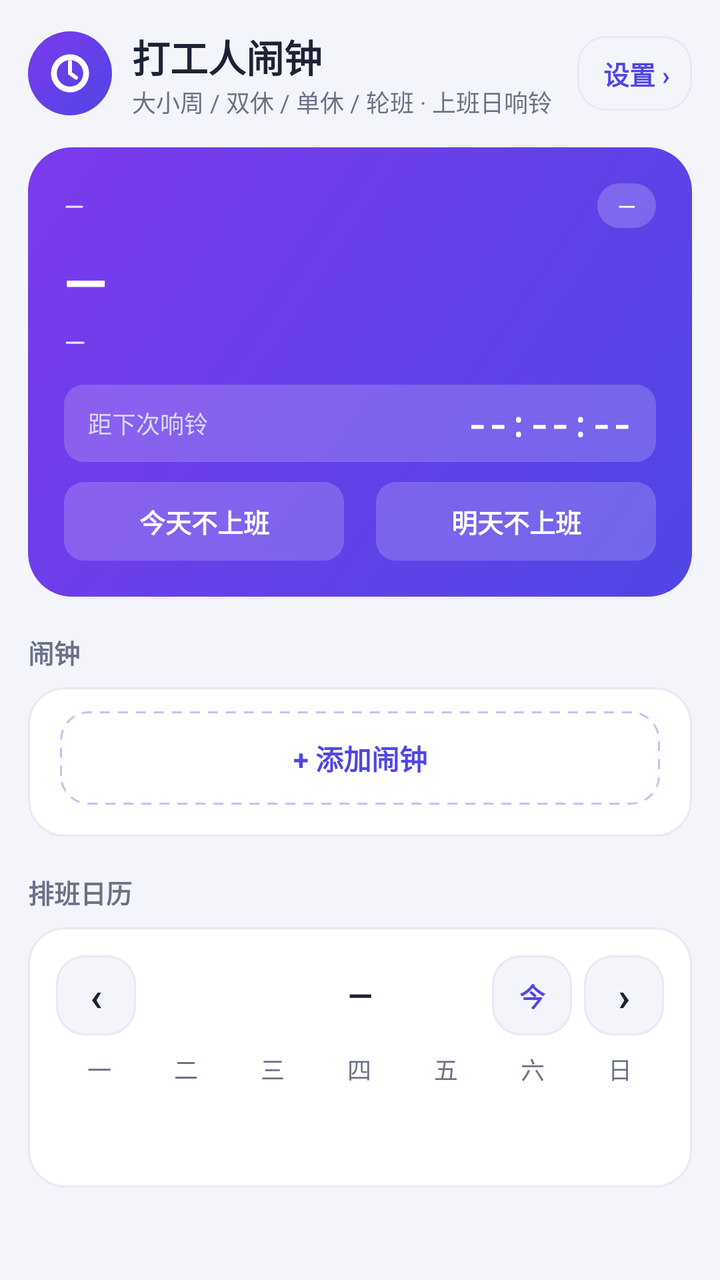
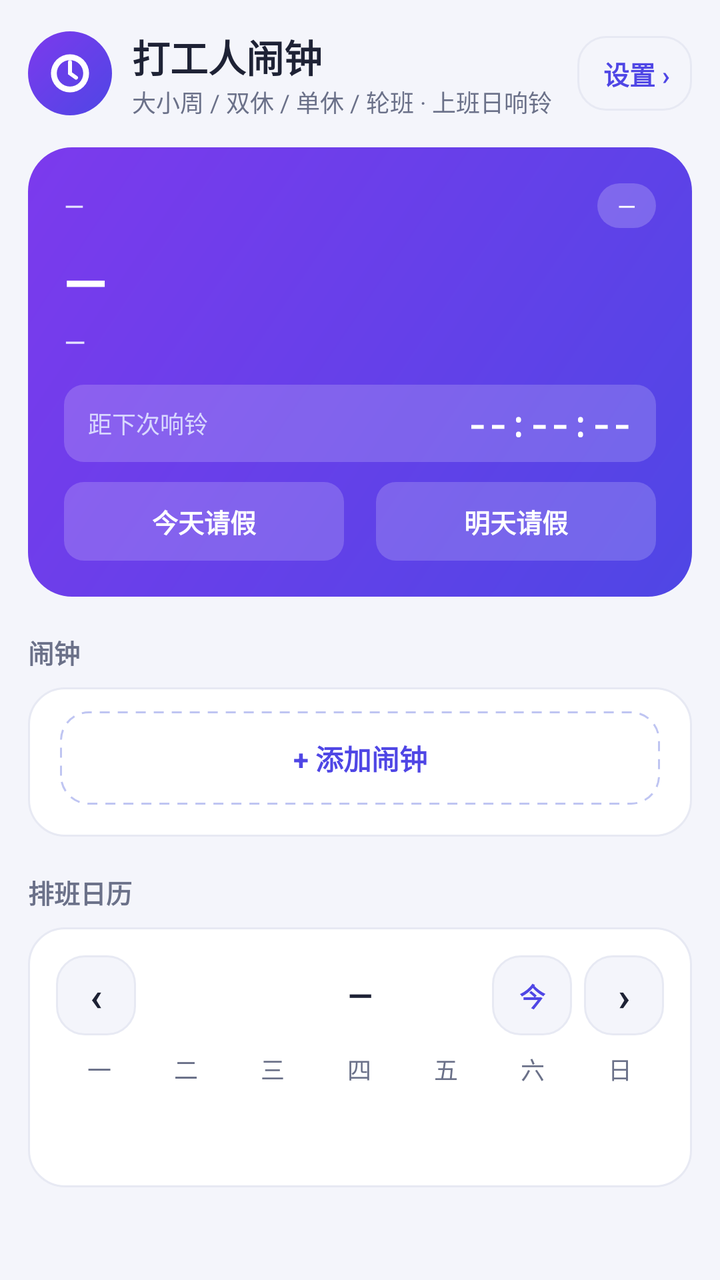

The first picture is an Android layout as it rendered before a commit; the second is the same layout after the commit. The layout source and the unified diff follow.
<!-- AndroidManifest.xml: application theme Theme.WeekdayAlarm -->
<!-- res/layout/activity_main.xml -->
<?xml version="1.0" encoding="utf-8"?>
<ScrollView xmlns:android="http://schemas.android.com/apk/res/android"
    android:layout_width="match_parent"
    android:layout_height="match_parent"
    android:background="@color/bg"
    android:fitsSystemWindows="true">

    <LinearLayout
        android:layout_width="match_parent"
        android:layout_height="wrap_content"
        android:orientation="vertical"
        android:padding="14dp">

        
        <LinearLayout
            android:layout_width="match_parent"
            android:layout_height="wrap_content"
            android:orientation="horizontal"
            android:gravity="center_vertical"
            android:layout_marginBottom="14dp">

            <ImageView
                android:layout_width="42dp"
                android:layout_height="42dp"
                android:background="@drawable/bg_hero"
                android:padding="@dimen/space_8"
                android:contentDescription="@null"
                android:src="@drawable/ic_clock_white" />

            <LinearLayout
                android:layout_width="0dp"
                android:layout_height="wrap_content"
                android:layout_weight="1"
                android:orientation="vertical"
                android:layout_marginStart="@dimen/space_10">

                <TextView
                    android:layout_width="wrap_content"
                    android:layout_height="wrap_content"
                    android:text="打工人闹钟"
                    android:textColor="@color/ink"
                    android:textSize="19sp"
                    android:textStyle="bold" />

                
                <TextView
                    android:layout_width="wrap_content"
                    android:layout_height="wrap_content"
                    android:text="大小周 / 双休 / 单休 / 轮班 · 上班日响铃"
                    android:textColor="@color/sub"
                    android:textSize="12sp" />
            </LinearLayout>

            
            <TextView
                android:id="@+id/btn_settings_entry"
                android:layout_width="wrap_content"
                android:layout_height="wrap_content"
                android:layout_marginStart="@dimen/space_8"
                android:background="@drawable/bg_time_outline"
                android:clickable="true"
                android:focusable="true"
                android:paddingStart="13dp"
                android:paddingEnd="11dp"
                android:paddingTop="9dp"
                android:paddingBottom="9dp"
                android:text="设置 ›"
                android:textColor="@color/indigo"
                android:textSize="13sp"
                android:textStyle="bold" />
        </LinearLayout>

        
        <LinearLayout
            android:id="@+id/row_ringing"
            android:layout_width="match_parent"
            android:layout_height="wrap_content"
            android:layout_marginTop="@dimen/space_12"
            android:background="@drawable/bg_card"
            android:gravity="center_vertical"
            android:minHeight="52dp"
            android:orientation="horizontal"
            android:paddingStart="@dimen/space_16"
            android:paddingEnd="@dimen/space_12"
            android:visibility="gone">

            <TextView
                android:layout_width="0dp"
                android:layout_height="wrap_content"
                android:layout_weight="1"
                android:text="闹钟正在响"
                android:textColor="@color/danger"
                android:textSize="15sp"
                android:textStyle="bold" />

            <TextView
                android:id="@+id/btn_stop_ringing"
                android:layout_width="wrap_content"
                android:layout_height="wrap_content"
                android:background="@drawable/bg_time_outline"
                android:clickable="true"
                android:focusable="true"
                android:paddingStart="18dp"
                android:paddingTop="@dimen/space_8"
                android:paddingEnd="18dp"
                android:paddingBottom="@dimen/space_8"
                android:text="停止"
                android:textColor="@color/ink"
                android:textSize="14sp"
                android:textStyle="bold" />
        </LinearLayout>

        
        <LinearLayout
            android:layout_width="match_parent"
            android:layout_height="wrap_content"
            android:orientation="vertical"
            android:background="@drawable/bg_hero"
            android:padding="18dp">

            <LinearLayout
                android:layout_width="match_parent"
                android:layout_height="wrap_content"
                android:orientation="horizontal"
                android:gravity="center_vertical">

                
                <LinearLayout
                    android:layout_width="0dp"
                    android:layout_height="wrap_content"
                    android:layout_weight="1"
                    android:orientation="vertical">

                    <TextView
                        android:id="@+id/tv_today_date"
                        android:layout_width="wrap_content"
                        android:layout_height="wrap_content"
                        android:text="—"
                        android:textColor="#E6E4FF"
                        android:textSize="13sp" />

                    <TextView
                        android:id="@+id/tv_today_lunar"
                        android:layout_width="wrap_content"
                        android:layout_height="wrap_content"
                        android:layout_marginTop="1dp"
                        android:text=""
                        android:textColor="#C9CEFD"
                        android:textSize="11sp"
                        android:visibility="gone" />
                </LinearLayout>

                <TextView
                    android:id="@+id/tv_week_chip"
                    style="@style/WeekChip"
                    android:layout_width="wrap_content"
                    android:layout_height="wrap_content"
                    android:text="—" />
            </LinearLayout>

            <TextView
                android:id="@+id/tv_today_status"
                android:layout_width="wrap_content"
                android:layout_height="wrap_content"
                android:layout_marginTop="@dimen/space_8"
                android:text="—"
                android:textColor="@color/white"
                android:textSize="28sp"
                android:textStyle="bold" />

            <TextView
                android:id="@+id/tv_today_sub"
                android:layout_width="match_parent"
                android:layout_height="wrap_content"
                android:layout_marginTop="@dimen/space_2"
                android:text="—"
                android:textColor="#E6E4FF"
                android:textSize="14sp"
                android:lineSpacingMultiplier="1.15" />

            
            <TextView
                android:id="@+id/tv_holiday_countdown"
                android:layout_width="match_parent"
                android:layout_height="wrap_content"
                android:layout_marginTop="@dimen/space_2"
                android:text=""
                android:textColor="#C9CEFD"
                android:textSize="12sp"
                android:visibility="gone" />

            
            <LinearLayout
                android:id="@+id/box_countdown"
                android:layout_width="match_parent"
                android:layout_height="wrap_content"
                android:layout_marginTop="@dimen/space_12"
                android:background="@drawable/bg_hero_pill"
                android:gravity="center_vertical"
                android:orientation="horizontal"
                android:paddingStart="@dimen/space_12"
                android:paddingEnd="@dimen/space_12"
                android:paddingTop="@dimen/space_8"
                android:paddingBottom="@dimen/space_8">

                <TextView
                    android:id="@+id/tv_countdown_label"
                    android:layout_width="0dp"
                    android:layout_height="wrap_content"
                    android:layout_weight="1"
                    android:ellipsize="end"
                    android:maxLines="1"
                    android:text="距下次响铃"
                    android:textColor="#D9D8FF"
                    android:textSize="12sp" />

                <TextView
                    android:id="@+id/tv_countdown"
                    android:layout_width="wrap_content"
                    android:layout_height="wrap_content"
                    android:fontFamily="monospace"
                    android:text="--:--:--"
                    android:textColor="@color/white"
                    android:textSize="17sp"
                    android:textStyle="bold" />
            </LinearLayout>

            
            <LinearLayout
                android:layout_width="match_parent"
                android:layout_height="wrap_content"
                android:layout_marginTop="@dimen/space_10"
                android:orientation="horizontal">

                <TextView
                    android:id="@+id/btn_day_off"
                    android:layout_width="0dp"
                    android:layout_height="wrap_content"
                    android:layout_weight="1"
                    android:background="@drawable/bg_hero_pill"
                    android:clickable="true"
                    android:focusable="true"
                    android:gravity="center"
                    android:maxLines="1"
                    android:paddingTop="@dimen/space_10"
                    android:paddingBottom="@dimen/space_10"
                    android:text="今天不上班"
                    android:textColor="@color/white"
                    android:textSize="13sp"
                    android:textStyle="bold" />

                <TextView
                    android:id="@+id/btn_day_off_tomorrow"
                    android:layout_width="0dp"
                    android:layout_height="wrap_content"
                    android:layout_weight="1"
                    android:layout_marginStart="@dimen/space_16"
                    android:background="@drawable/bg_hero_pill"
                    android:clickable="true"
                    android:focusable="true"
                    android:gravity="center"
                    android:maxLines="1"
                    android:paddingTop="@dimen/space_10"
                    android:paddingBottom="@dimen/space_10"
                    android:text="明天不上班"
                    android:textColor="@color/white"
                    android:textSize="13sp"
                    android:textStyle="bold" />

            </LinearLayout>

        </LinearLayout>

        
        <LinearLayout
            android:id="@+id/row_update"
            android:layout_width="match_parent"
            android:layout_height="wrap_content"
            android:layout_marginTop="@dimen/space_12"
            android:background="@drawable/bg_card"
            android:clickable="true"
            android:focusable="true"
            android:gravity="center_vertical"
            android:minHeight="44dp"
            android:orientation="horizontal"
            android:paddingStart="@dimen/space_16"
            android:paddingEnd="@dimen/space_6"
            android:visibility="gone">

            <TextView
                android:id="@+id/tv_update"
                android:layout_width="0dp"
                android:layout_height="wrap_content"
                android:layout_weight="1"
                android:ellipsize="end"
                android:maxLines="1"
                android:textColor="@color/ink"
                android:textSize="13sp" />

            <TextView
                android:id="@+id/btn_update_close"
                android:layout_width="40dp"
                android:layout_height="wrap_content"
                android:background="?attr/selectableItemBackgroundBorderless"
                android:clickable="true"
                android:contentDescription="不再提示"
                android:focusable="true"
                android:gravity="center"
                android:minHeight="40dp"
                android:text="×"
                android:textColor="@color/sub"
                android:textSize="18sp" />
        </LinearLayout>

        
        <LinearLayout
            android:id="@+id/row_crash"
            android:layout_width="match_parent"
            android:layout_height="wrap_content"
            android:layout_marginTop="@dimen/space_12"
            android:background="@drawable/bg_card"
            android:clickable="true"
            android:focusable="true"
            android:gravity="center_vertical"
            android:minHeight="44dp"
            android:orientation="horizontal"
            android:paddingStart="@dimen/space_16"
            android:paddingEnd="@dimen/space_6"
            android:visibility="gone">

            <TextView
                android:id="@+id/tv_crash"
                android:layout_width="0dp"
                android:layout_height="wrap_content"
                android:layout_weight="1"
                android:ellipsize="end"
                android:maxLines="1"
                android:text="@string/crash_notice"
                android:textColor="@color/ink"
                android:textSize="13sp" />

            <TextView
                android:id="@+id/btn_crash_close"
                android:layout_width="40dp"
                android:layout_height="wrap_content"
                android:background="?attr/selectableItemBackgroundBorderless"
                android:clickable="true"
                android:contentDescription="@string/crash_notice_close"
                android:focusable="true"
                android:gravity="center"
                android:minHeight="40dp"
                android:text="×"
                android:textColor="@color/sub"
                android:textSize="18sp" />
        </LinearLayout>

        
        <TextView
            style="@style/SectionTitle"
            android:layout_width="wrap_content"
            android:layout_height="wrap_content"
            android:layout_marginTop="18dp"
            android:layout_marginBottom="@dimen/space_8"
            android:text="闹钟" />

        <LinearLayout
            android:layout_width="match_parent"
            android:layout_height="wrap_content"
            android:background="@drawable/bg_card"
            android:orientation="vertical">

            
            <LinearLayout
                android:id="@+id/alarm_list"
                android:layout_width="match_parent"
                android:layout_height="wrap_content"
                android:orientation="vertical"
                android:paddingStart="@dimen/space_16"
                android:paddingEnd="@dimen/space_12" />

            <TextView
                android:id="@+id/btn_add_alarm"
                android:layout_width="match_parent"
                android:layout_height="wrap_content"
                android:layout_marginStart="@dimen/space_16"
                android:layout_marginEnd="@dimen/space_16"
                android:layout_marginTop="@dimen/space_12"
                android:layout_marginBottom="@dimen/space_16"
                android:background="@drawable/bg_add_alarm"
                android:clickable="true"
                android:focusable="true"
                android:gravity="center"
                android:padding="13dp"
                android:text="+ 添加闹钟"
                android:textColor="@color/indigo"
                android:textSize="14sp"
                android:textStyle="bold" />
        </LinearLayout>

        
        <TextView
            style="@style/SectionTitle"
            android:layout_width="wrap_content"
            android:layout_height="wrap_content"
            android:layout_marginTop="18dp"
            android:layout_marginBottom="@dimen/space_8"
            android:text="排班日历" />

        <LinearLayout
            android:id="@+id/calendar_card"
            android:layout_width="match_parent"
            android:layout_height="wrap_content"
            android:background="@drawable/bg_card"
            android:orientation="vertical"
            android:padding="14dp">

            
            <FrameLayout
                android:layout_width="match_parent"
                android:layout_height="wrap_content"
                android:minHeight="40dp">

                <TextView
                    android:id="@+id/btn_prev"
                    android:layout_width="40dp"
                    android:layout_height="wrap_content"
                    android:layout_gravity="start|center_vertical"
                    android:background="@drawable/bg_time_outline"
                    android:clickable="true"
                    android:contentDescription="上个月"
                    android:focusable="true"
                    android:gravity="center"
                    android:minHeight="40dp"
                    android:text="‹"
                    android:textColor="@color/ink"
                    android:textSize="20sp"
                    android:textStyle="bold" />

                <TextView
                    android:id="@+id/tv_cal_title"
                    android:layout_width="match_parent"
                    android:layout_height="wrap_content"
                    android:layout_gravity="center"
                    android:layout_marginStart="90dp"
                    android:layout_marginEnd="90dp"
                    android:ellipsize="end"
                    android:gravity="center"
                    android:maxLines="1"
                    android:text="—"
                    android:textColor="@color/ink"
                    android:textSize="16sp"
                    android:textStyle="bold" />

                <LinearLayout
                    android:layout_width="wrap_content"
                    android:layout_height="wrap_content"
                    android:layout_gravity="end|center_vertical"
                    android:gravity="center_vertical"
                    android:orientation="horizontal">

                    
                    <TextView
                        android:id="@+id/btn_today"
                        android:layout_width="40dp"
                        android:layout_height="wrap_content"
                        android:layout_marginEnd="@dimen/space_6"
                        android:background="@drawable/bg_time_outline"
                        android:clickable="true"
                        android:contentDescription="回到本月"
                        android:focusable="true"
                        android:gravity="center"
                        android:minHeight="40dp"
                        android:text="今"
                        android:textColor="@color/indigo"
                        android:textSize="13sp"
                        android:textStyle="bold" />

                    <TextView
                        android:id="@+id/btn_next"
                        android:layout_width="40dp"
                        android:layout_height="wrap_content"
                        android:background="@drawable/bg_time_outline"
                        android:clickable="true"
                        android:contentDescription="下个月"
                        android:focusable="true"
                        android:gravity="center"
                        android:minHeight="40dp"
                        android:text="›"
                        android:textColor="@color/ink"
                        android:textSize="20sp"
                        android:textStyle="bold" />
                </LinearLayout>
            </FrameLayout>

            
            <LinearLayout
                android:layout_width="match_parent"
                android:layout_height="wrap_content"
                android:layout_marginTop="@dimen/space_8"
                android:orientation="horizontal">

                <TextView
                    android:id="@+id/cal_dow_0"
                    style="@style/FieldHint"
                    android:layout_width="0dp"
                    android:layout_height="wrap_content"
                    android:layout_weight="1"
                    android:gravity="center"
                    android:text="一" />

                <TextView
                    android:id="@+id/cal_dow_1"
                    style="@style/FieldHint"
                    android:layout_width="0dp"
                    android:layout_height="wrap_content"
                    android:layout_weight="1"
                    android:gravity="center"
                    android:text="二" />

                <TextView
                    android:id="@+id/cal_dow_2"
                    style="@style/FieldHint"
                    android:layout_width="0dp"
                    android:layout_height="wrap_content"
                    android:layout_weight="1"
                    android:gravity="center"
                    android:text="三" />

                <TextView
                    android:id="@+id/cal_dow_3"
                    style="@style/FieldHint"
                    android:layout_width="0dp"
                    android:layout_height="wrap_content"
                    android:layout_weight="1"
                    android:gravity="center"
                    android:text="四" />

                <TextView
                    android:id="@+id/cal_dow_4"
                    style="@style/FieldHint"
                    android:layout_width="0dp"
                    android:layout_height="wrap_content"
                    android:layout_weight="1"
                    android:gravity="center"
                    android:text="五" />

                <TextView
                    android:id="@+id/cal_dow_5"
                    style="@style/FieldHint"
                    android:layout_width="0dp"
                    android:layout_height="wrap_content"
                    android:layout_weight="1"
                    android:gravity="center"
                    android:text="六" />

                <TextView
                    android:id="@+id/cal_dow_6"
                    style="@style/FieldHint"
                    android:layout_width="0dp"
                    android:layout_height="wrap_content"
                    android:layout_weight="1"
                    android:gravity="center"
                    android:text="日" />
            </LinearLayout>

            
            <LinearLayout
                android:id="@+id/cal_rows"
                android:layout_width="match_parent"
                android:layout_height="wrap_content"
                android:orientation="vertical" />

            
            <TextView
                android:id="@+id/tv_cal_hint"
                android:layout_width="wrap_content"
                android:layout_height="wrap_content"
                android:layout_gravity="center_horizontal"
                android:layout_marginTop="@dimen/space_10"
                android:background="@drawable/bg_cal_hint"
                android:clickable="true"
                android:focusable="true"
                android:paddingStart="14dp"
                android:paddingEnd="14dp"
                android:paddingTop="7dp"
                android:paddingBottom="7dp"
                android:text="点任意一天，标请假 / 加班"
                android:textColor="@color/indigo"
                android:textSize="12sp"
                android:visibility="gone" />

            
            <TextView
                android:id="@+id/tv_cal_stats"
                android:layout_width="match_parent"
                android:layout_height="wrap_content"
                android:layout_marginTop="@dimen/space_10"
                android:textColor="@color/sub"
                android:textSize="12sp" />

            
            <LinearLayout
                android:id="@+id/legend_row"
                android:layout_width="match_parent"
                android:layout_height="wrap_content"
                android:layout_marginTop="@dimen/space_10"
                android:orientation="vertical" />
        </LinearLayout>

        

    </LinearLayout>
</ScrollView>
<!-- resources referenced by this layout -->
<resources>
  <color name="bg">#F4F5FB</color>
  <color name="danger">#DC2626</color>
  <color name="indigo">#4F46E5</color>
  <color name="ink">#1E2235</color>
  <color name="sub">#6B7189</color>
  <color name="white">#FFFFFFFF</color>
  <dimen name="space_10">10dp</dimen>
  <dimen name="space_12">12dp</dimen>
  <dimen name="space_16">16dp</dimen>
  <dimen name="space_2">2dp</dimen>
  <dimen name="space_6">6dp</dimen>
  <dimen name="space_8">8dp</dimen>
  <!-- drawable bg_card (drawable) -->
  <?xml version="1.0" encoding="utf-8"?>
  <shape xmlns:android="http://schemas.android.com/apk/res/android"
      android:shape="rectangle">
      <solid android:color="@color/card" />
      <corners android:radius="@dimen/radius_card" />
      <stroke android:width="1dp" android:color="@color/line" />
  </shape>
  <!-- drawable bg_hero (drawable) -->
  <?xml version="1.0" encoding="utf-8"?>
  <shape xmlns:android="http://schemas.android.com/apk/res/android"
      android:shape="rectangle">
      <gradient
          android:angle="135"
          android:startColor="@color/hero_start"
          android:endColor="@color/hero_end" />
      <corners android:radius="@dimen/radius_banner" />
  </shape>
  <!-- drawable bg_hero_pill (drawable) -->
  <?xml version="1.0" encoding="utf-8"?>
  <shape xmlns:android="http://schemas.android.com/apk/res/android"
      android:shape="rectangle">
      <solid android:color="#2EFFFFFF" />
      <corners android:radius="@dimen/radius_chip" />
  </shape>
  <string name="crash_notice">上次运行崩溃过 · 点这里导出日志</string>
  <string name="crash_notice_close">不再提示</string>
  <style name="FieldHint">
          <item name="android:textColor">@color/sub</item>
          <item name="android:textSize">@dimen/font_label</item>
      </style>
  <style name="SectionTitle">
          <item name="android:textColor">@color/sub</item>
          <item name="android:textSize">@dimen/font_body</item>
          <item name="android:textStyle">bold</item>
      </style>
  <style name="WeekChip">
          <item name="android:background">@drawable/bg_chip_white</item>
          <item name="android:textColor">@color/white</item>
          <item name="android:textSize">@dimen/font_label</item>
          <item name="android:paddingLeft">10dp</item>
          <item name="android:paddingRight">10dp</item>
          <item name="android:paddingTop">3dp</item>
          <item name="android:paddingBottom">3dp</item>
      </style>
  <style name="Theme.WeekdayAlarm" parent="Theme.Material3.DayNight.NoActionBar">
          <item name="colorPrimary">@color/indigo</item>
          <item name="colorPrimaryVariant">@color/indigo_dark</item>
          <item name="colorOnPrimary">@color/white</item>
          <item name="android:statusBarColor">@color/bg</item>
          <item name="android:windowLightStatusBar">true</item>
      </style>
  <dimen name="radius_row">14dp</dimen>
  <color name="action_bg">#EEF0FE</color>
  <dimen name="radius_pill">999dp</dimen>
  <color name="action_line">#C3C7F2</color>
  <color name="card">#FFFFFF</color>
  <dimen name="radius_card">18dp</dimen>
  <color name="line">#E7E9F3</color>
  <color name="hero_start">#4F46E5</color>
  <color name="hero_end">#7C3AED</color>
  <dimen name="radius_banner">22dp</dimen>
  <dimen name="radius_chip">10dp</dimen>
  <dimen name="font_label">12sp</dimen>
  <dimen name="font_body">13sp</dimen>
  <!-- drawable bg_chip_white (drawable) -->
  <?xml version="1.0" encoding="utf-8"?>
  <shape xmlns:android="http://schemas.android.com/apk/res/android"
      android:shape="rectangle">
      <solid android:color="#33FFFFFF" />
      <corners android:radius="@dimen/radius_pill" />
  </shape>
  <color name="indigo_dark">#4338CA</color>
  <!-- unchanged entries left out for length: 4 -->
</resources>

<!-- the commit's change to res/layout/activity_main.xml (unified diff, before → after) -->
@@ -244,7 +244,7 @@
                     android:maxLines="1"
                     android:paddingTop="@dimen/space_10"
                     android:paddingBottom="@dimen/space_10"
-                    android:text="今天不上班"
+                    android:text="今天请假"
                     android:textColor="@color/white"
                     android:textSize="13sp"
                     android:textStyle="bold" />
@@ -262,7 +262,7 @@
                     android:maxLines="1"
                     android:paddingTop="@dimen/space_10"
                     android:paddingBottom="@dimen/space_10"
-                    android:text="明天不上班"
+                    android:text="明天请假"
                     android:textColor="@color/white"
                     android:textSize="13sp"
                     android:textStyle="bold" />
